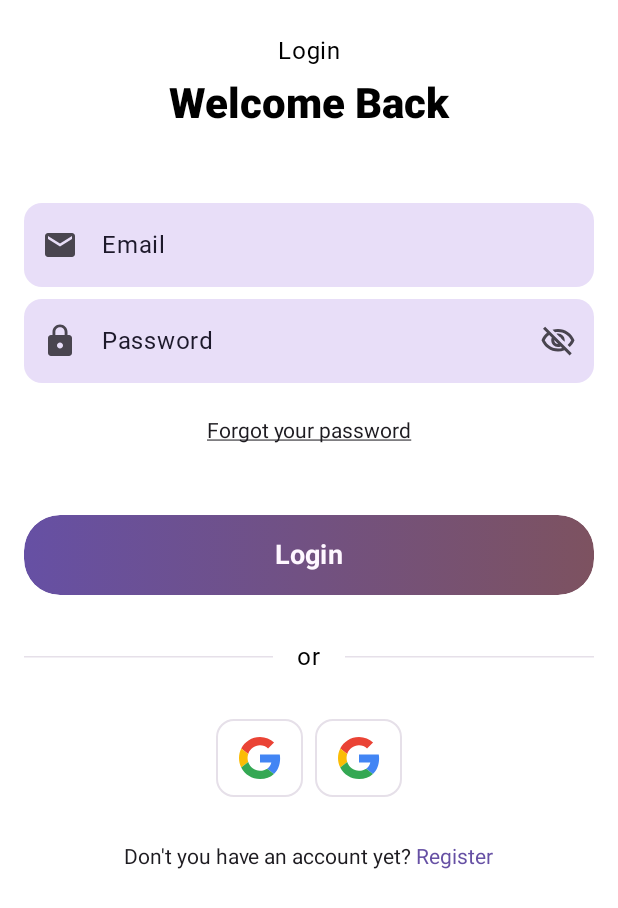
After one commit to EduardoPosas/android-login-flow-compose, an Android app built with Jetpack Compose: the composable LoginScreen shown on its own in the app's theme, on a phone screen of 412 x 824 dp. The commit adds this screen. Shown: the top 908 px of the screen. Run offline under Robolectric (Android 15) with nearby library versions, the phone set to English and light mode, and no system bars; our stand-ins replace Dagger/Hilt's generated code.

Commit message:
Added login screen composable

```diff
--- a/app/src/main/java/com/example/loginflowapp/MainActivity.kt
+++ b/app/src/main/java/com/example/loginflowapp/MainActivity.kt
@@ -7,6 +7,7 @@ import androidx.activity.enableEdgeToEdge
 import androidx.compose.foundation.layout.fillMaxSize
 import androidx.compose.material3.Surface
 import androidx.compose.ui.Modifier
+import com.example.loginflowapp.auth.presentation.login.LoginScreen
 import com.example.loginflowapp.auth.presentation.signup.SignupScreen
 import com.example.loginflowapp.ui.theme.LoginFlowAppTheme
 import dagger.hilt.android.AndroidEntryPoint
@@ -19,7 +20,7 @@ class MainActivity : ComponentActivity() {
         setContent {
             LoginFlowAppTheme {
                 Surface(modifier = Modifier.fillMaxSize()) {
-                    SignupScreen()
+                    LoginScreen()
                 }
             }
         }
--- /dev/null
+++ b/app/src/main/java/com/example/loginflowapp/auth/presentation/login/LoginScreen.kt
@@ -0,0 +1,93 @@
+package com.example.loginflowapp.auth.presentation.login
+
+import androidx.compose.foundation.layout.Arrangement
+import androidx.compose.foundation.layout.Box
+import androidx.compose.foundation.layout.Column
+import androidx.compose.foundation.layout.Row
+import androidx.compose.foundation.layout.Spacer
+import androidx.compose.foundation.layout.fillMaxSize
+import androidx.compose.foundation.layout.fillMaxWidth
+import androidx.compose.foundation.layout.height
+import androidx.compose.foundation.layout.padding
+import androidx.compose.runtime.Composable
+import androidx.compose.runtime.getValue
+import androidx.compose.ui.Alignment
+import androidx.compose.ui.Modifier
+import androidx.compose.ui.tooling.preview.Preview
+import androidx.compose.ui.unit.dp
+import androidx.hilt.navigation.compose.hiltViewModel
+import androidx.lifecycle.compose.collectAsStateWithLifecycle
+import com.example.loginflowapp.R
+import com.example.loginflowapp.components.form.FormBodyText
+import com.example.loginflowapp.components.form.FormBottomLabel
+import com.example.loginflowapp.components.form.FormEmailTextField
+import com.example.loginflowapp.components.form.FormHeadingText
+import com.example.loginflowapp.components.form.FormHorizontalOrDivider
+import com.example.loginflowapp.components.form.FormIconButton
+import com.example.loginflowapp.components.form.FormPasswordTextField
+import com.example.loginflowapp.components.form.FormPrimaryButton
+import com.example.loginflowapp.components.text.UnderlinedSmallText
+import com.example.loginflowapp.ui.theme.LoginFlowAppTheme
+
+@Composable
+fun LoginScreen(
+    modifier: Modifier = Modifier
+) {
+
+    val loginViewModel: LoginViewModel = hiltViewModel()
+    val loginUiState by loginViewModel.loginUiState.collectAsStateWithLifecycle()
+
+    Column(
+        modifier = modifier
+            .fillMaxSize()
+            .padding(16.dp),
+    ) {
+        FormBodyText(text = "Login")
+        FormHeadingText(text = "Welcome Back")
+        Spacer(modifier = Modifier.height(48.dp))
+        FormEmailTextField(label = "Email", value = loginUiState.email) {
+            loginViewModel.update(loginUiState.copy(email = it))
+        }
+        Spacer(modifier = Modifier.height(8.dp))
+        FormPasswordTextField(label = "Password", value = loginUiState.password) {
+            loginViewModel.update(loginUiState.copy(password = it))
+        }
+        Spacer(modifier = Modifier.height(24.dp))
+        UnderlinedSmallText(
+            text = "Forgot your password",
+            modifier.align(Alignment.CenterHorizontally)
+        )
+        Spacer(modifier = Modifier.height(48.dp))
+        FormPrimaryButton(buttonText = "Login")
+        Spacer(modifier = Modifier.height(32.dp))
+        FormHorizontalOrDivider()
+        Spacer(modifier = Modifier.height(32.dp))
+        Box(
+            modifier = Modifier
+                .fillMaxWidth(),
+            contentAlignment = Alignment.Center
+        ) {
+            Row(
+                verticalAlignment = Alignment.CenterVertically,
+                horizontalArrangement = Arrangement.spacedBy(8.dp)
+            ) {
+                FormIconButton(image = R.drawable.google_signup_logo) {}
+                FormIconButton(image = R.drawable.google_signup_logo) {}
+            }
+        }
+        Spacer(modifier = Modifier.height(32.dp))
+        FormBottomLabel(
+            noClickableText = "Don't you have an account yet?",
+            clickableText = "Register",
+            modifier = Modifier.align(Alignment.CenterHorizontally)
+        ) {}
+    }
+}
+
+@Preview(showBackground = true)
+@Composable
+fun LoginScreenPreview() {
+    LoginFlowAppTheme {
+        LoginScreen()
+    }
+}
--- /dev/null
+++ b/app/src/main/java/com/example/loginflowapp/auth/presentation/login/LoginUiState.kt
@@ -0,0 +1,6 @@
+package com.example.loginflowapp.auth.presentation.login
+
+data class LoginUiState(
+    val email: String = "",
+    val password: String = ""
+)
--- /dev/null
+++ b/app/src/main/java/com/example/loginflowapp/auth/presentation/login/LoginViewModel.kt
@@ -0,0 +1,19 @@
+package com.example.loginflowapp.auth.presentation.login
+
+import androidx.lifecycle.ViewModel
+import dagger.hilt.android.lifecycle.HiltViewModel
+import kotlinx.coroutines.flow.MutableStateFlow
+import kotlinx.coroutines.flow.StateFlow
+import kotlinx.coroutines.flow.asStateFlow
+import javax.inject.Inject
+
+@HiltViewModel
+class LoginViewModel @Inject constructor() : ViewModel() {
+    private val _loginUiState = MutableStateFlow(LoginUiState())
+    val loginUiState: StateFlow<LoginUiState> = _loginUiState.asStateFlow()
+
+    fun update(loginState: LoginUiState) {
+        _loginUiState.value = loginState
+    }
+
+}
--- /dev/null
+++ b/app/src/main/java/com/example/loginflowapp/components/text/UnderlinedSmallText.kt
@@ -0,0 +1,33 @@
+package com.example.loginflowapp.components.text
+
+import androidx.compose.foundation.text.ClickableText
+import androidx.compose.material3.MaterialTheme
+import androidx.compose.runtime.Composable
+import androidx.compose.ui.Modifier
+import androidx.compose.ui.text.SpanStyle
+import androidx.compose.ui.text.buildAnnotatedString
+import androidx.compose.ui.text.style.TextDecoration
+import androidx.compose.ui.text.withStyle
+import androidx.compose.ui.unit.sp
+
+@Composable
+fun UnderlinedSmallText(
+    text: String,
+    modifier: Modifier = Modifier
+) {
+    val annotatedString = buildAnnotatedString {
+        withStyle(
+            style = SpanStyle(
+                color = MaterialTheme.colorScheme.onBackground,
+                fontSize = 14.sp,
+                textDecoration = TextDecoration.Underline
+            )
+        ) {
+            append(text)
+        }
+    }
+    ClickableText(
+        text = annotatedString,
+        modifier = modifier
+    ) {}
+}
```
